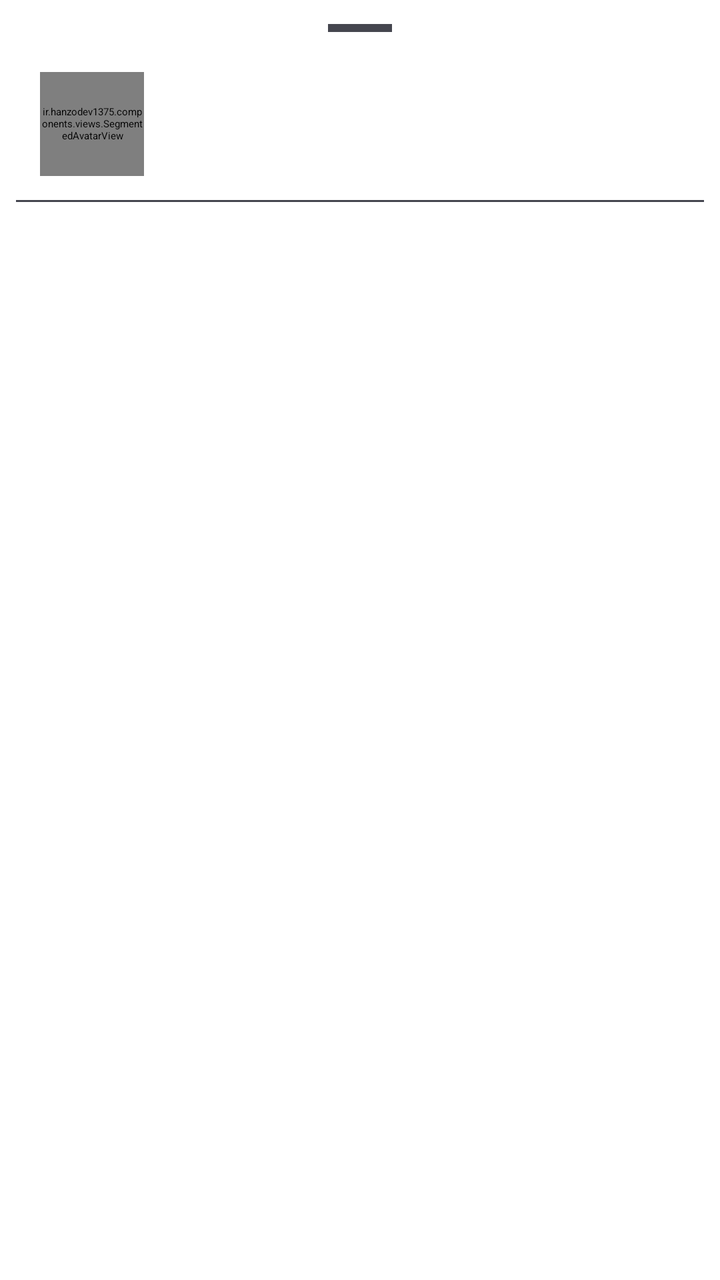
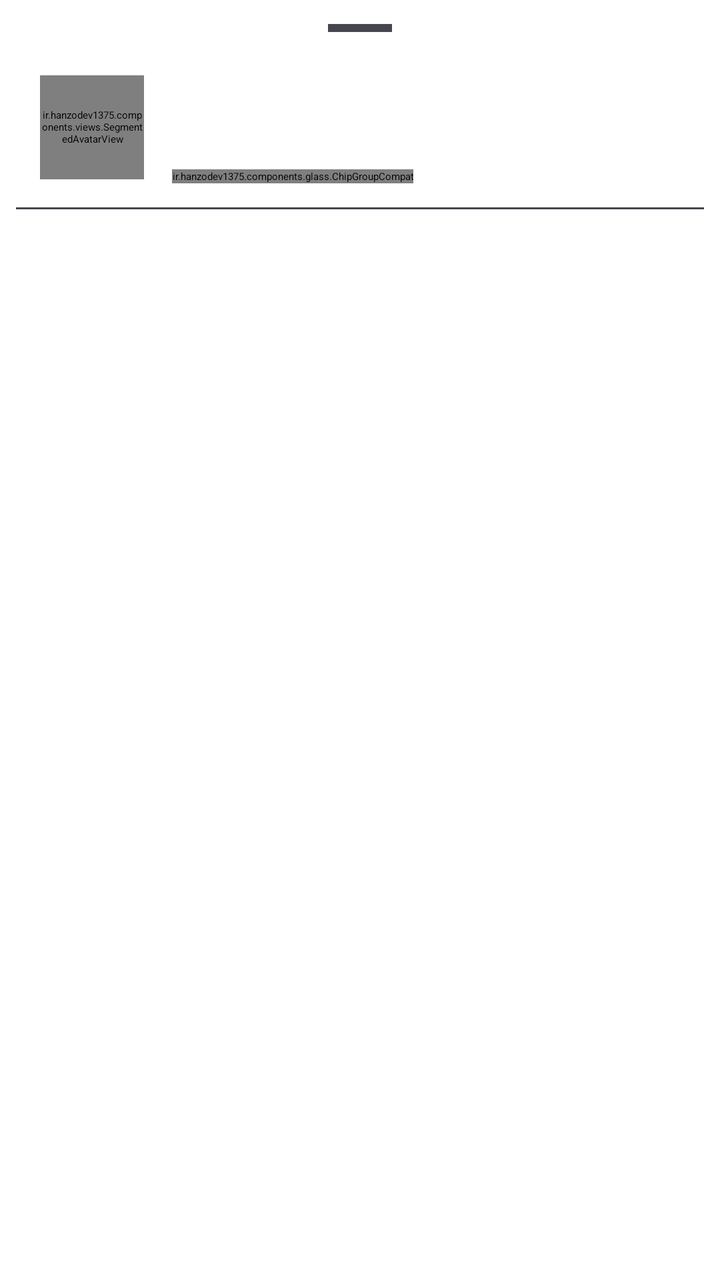

Compare the two renders of this Android layout. The source of the first and the diff that turns it into the second are given below.
<!-- AndroidManifest.xml: another module's application theme AppTheme -->
<!-- res/layout/fragment_github_profile_sheet.xml -->
<?xml version="1.0" encoding="utf-8"?>
<LinearLayout
    xmlns:android="http://schemas.android.com/apk/res/android"
    xmlns:app="http://schemas.android.com/apk/res-auto"
    android:layout_height="wrap_content"
    android:layout_width="match_parent"
    android:orientation="vertical">

    <View
        android:layout_height="4dp"
        android:layout_width="32dp"
        android:layout_marginBottom="8dp"
        android:background="?attr/colorOutlineVariant"
        android:layout_marginTop="12dp"
        android:layout_gravity="center_horizontal" />

    <LinearLayout
        android:layout_height="wrap_content"
        android:layout_width="match_parent"
        android:gravity="center_vertical"
        android:paddingVertical="12dp"
        android:orientation="horizontal"
        android:paddingHorizontal="20dp">

        <ir.hanzodev1375.components.views.SegmentedAvatarView
            android:layout_height="52dp"
            android:layout_width="52dp"
            android:src="@drawable/person_24px"
            app:ringWidth="2dp"
            app:ringPadding="3dp"
            app:segmentCount="8"
            app:gapAngle="14"
            android:id="@+id/ivAvatar" />

        <LinearLayout
            android:layout_height="wrap_content"
            android:layout_width="0dp"
            android:orientation="vertical"
            android:layout_marginStart="14dp"
            android:layout_weight="1">

            <TextView
                android:layout_height="wrap_content"
                android:layout_width="wrap_content"
                android:textAppearance="@style/TextAppearance.Material3.TitleMedium"
                android:id="@+id/tvName"
                android:textStyle="bold" />

            <TextView
                android:layout_height="wrap_content"
                android:layout_width="wrap_content"
                android:alpha="0.6"
                android:textAppearance="@style/TextAppearance.Material3.BodyMedium"
                android:id="@+id/tvUsername" />

        </LinearLayout>

    </LinearLayout>

    <View
        android:layout_height="1dp"
        android:layout_width="match_parent"
        android:background="?attr/colorOutlineVariant"
        android:layout_marginHorizontal="8dp" />

    <com.google.android.material.tabs.TabLayout
        android:layout_height="wrap_content"
        android:layout_width="match_parent"
        app:tabMode="fixed"
        app:tabInlineLabel="true"
        app:tabGravity="fill"
        app:tabIndicatorFullWidth="false"
        app:tabIndicatorHeight="3dp"
        android:id="@+id/tabLayout">

    </com.google.android.material.tabs.TabLayout>

    <ProgressBar
        android:layout_height="wrap_content"
        android:layout_width="wrap_content"
        android:visibility="gone"
        android:layout_marginTop="32dp"
        android:id="@+id/progressBar"
        android:layout_gravity="center_horizontal" />

    <LinearLayout
        android:layout_height="wrap_content"
        android:layout_width="match_parent"
        android:visibility="gone"
        android:gravity="center"
        android:padding="32dp"
        android:orientation="vertical"
        android:id="@+id/layoutEmpty">

        <ImageView
            android:layout_height="48dp"
            android:layout_width="48dp"
            android:src="@drawable/inbox_24px"
            android:alpha="0.4" />

        <TextView
            android:layout_height="wrap_content"
            android:layout_width="wrap_content"
            android:alpha="0.5"
            android:textAppearance="@style/TextAppearance.Material3.BodyMedium"
            android:layout_marginTop="8dp"
            android:id="@+id/tvEmpty"
            android:text="Nothing to show" />

    </LinearLayout>

    <androidx.recyclerview.widget.RecyclerView
        android:layout_height="match_parent"
        android:layout_width="match_parent"
        android:layout_marginBottom="4dp"
        android:layout_marginEnd="8dp"
        android:paddingBottom="24dp"
        android:clipToPadding="false"
        android:layout_marginTop="8dp"
        android:layout_marginStart="8dp"
        android:id="@+id/recyclerView" />

</LinearLayout>
<!-- resources referenced by this layout -->
<resources>
  <color name="md_theme_primary">#B8C4FF</color>
  <color name="md_theme_onPrimary">#202C61</color>
  <color name="md_theme_primaryContainer">#374379</color>
  <color name="md_theme_onPrimaryContainer">#DDE1FF</color>
  <color name="md_theme_secondary">#C2C5DD</color>
  <color name="md_theme_onSecondary">#2C2F42</color>
  <color name="md_theme_secondaryContainer">#424659</color>
  <color name="md_theme_onSecondaryContainer">#DFE1F9</color>
  <color name="md_theme_tertiary">#E4BAD9</color>
  <color name="md_theme_onTertiary">#44273F</color>
  <color name="md_theme_tertiaryContainer">#5C3D56</color>
  <color name="md_theme_onTertiaryContainer">#FFD7F3</color>
  <color name="md_theme_error">#FFB4AB</color>
  <color name="md_theme_onError">#690005</color>
  <color name="md_theme_errorContainer">#93000A</color>
  <color name="md_theme_onErrorContainer">#FFDAD6</color>
  <color name="md_theme_background">#121318</color>
  <color name="md_theme_onBackground">#E3E1E9</color>
  <color name="md_theme_surface">#121318</color>
  <color name="md_theme_onSurface">#E3E1E9</color>
  <color name="md_theme_surfaceVariant">#45464F</color>
  <color name="md_theme_onSurfaceVariant">#C6C5D0</color>
  <color name="md_theme_outline">#90909A</color>
  <color name="md_theme_outlineVariant">#45464F</color>
  <color name="md_theme_inverseSurface">#E3E1E9</color>
  <color name="md_theme_inverseOnSurface">#2F3036</color>
  <color name="md_theme_inversePrimary">#4F5B92</color>
  <color name="md_theme_primaryFixed">#DDE1FF</color>
  <color name="md_theme_onPrimaryFixed">#07164B</color>
  <color name="md_theme_primaryFixedDim">#B8C4FF</color>
  <color name="md_theme_onPrimaryFixedVariant">#374379</color>
  <color name="md_theme_secondaryFixed">#DFE1F9</color>
  <color name="md_theme_onSecondaryFixed">#171B2C</color>
  <color name="md_theme_secondaryFixedDim">#C2C5DD</color>
  <color name="md_theme_onSecondaryFixedVariant">#424659</color>
  <color name="md_theme_tertiaryFixed">#FFD7F3</color>
  <color name="md_theme_onTertiaryFixed">#2C1229</color>
  <color name="md_theme_tertiaryFixedDim">#E4BAD9</color>
  <color name="md_theme_onTertiaryFixedVariant">#5C3D56</color>
  <color name="md_theme_surfaceDim">#121318</color>
  <color name="md_theme_surfaceBright">#38393F</color>
  <color name="md_theme_surfaceContainerLowest">#0D0E13</color>
  <color name="md_theme_surfaceContainerLow">#1B1B21</color>
  <color name="md_theme_surfaceContainer">#1F1F25</color>
  <color name="md_theme_surfaceContainerHigh">#292A2F</color>
  <color name="md_theme_surfaceContainerHighest">#34343A</color>
  <!-- drawable menucustom (drawable) -->
  <?xml version="1.0" encoding="UTF-8"?>
  <shape xmlns:android="http://schemas.android.com/apk/res/android">
    <solid android:color="?attr/colorSurface" />
    <corners android:radius="20dp" />
    <padding
      android:bottom="8dp"
      android:left="8dp" />
  </shape>
  <style name="TextAppearance.App.BodyLarge" parent="TextAppearance.Material3.BodyLarge">
          <item name="android:textColor">?attr/colorPrimary</item>
      </style>
  <style name="ThemeOverlay.App.BottomSheetDialog" parent="ThemeOverlay.Material3.BottomSheetDialog">
          <item name="android:navigationBarColor">@android:color/transparent</item>
          <item name="bottomSheetStyle">@style/ModalBottomSheetDialog</item>
      </style>
  <style name="ModalBottomSheetDialog" parent="Widget.Material3.BottomSheet.Modal">
          <item name="backgroundTint">?@attr/colorSurface</item>
          <item name="shapeAppearance">@style/ShapeAppearance.App.LargeComponent</item>
      </style>
  <style name="ShapeAppearance.App.LargeComponent" parent="ShapeAppearance.Material3.LargeComponent">
          <item name="cornerFamily">rounded</item>
          <item name="cornerSize">30dp</item>
      </style>
  <!-- unchanged entries left out for length: 4 -->
</resources>

<!-- the commit's change to res/layout/fragment_github_profile_sheet.xml (unified diff, before → after) -->
@@ -44,6 +44,8 @@
                 android:layout_width="wrap_content"
                 android:textAppearance="@style/TextAppearance.Material3.TitleMedium"
                 android:id="@+id/tvName"
+                android:maxLines="1"
+                android:ellipsize="end"
                 android:textStyle="bold" />
 
             <TextView
@@ -51,7 +53,17 @@
                 android:layout_width="wrap_content"
                 android:alpha="0.6"
                 android:textAppearance="@style/TextAppearance.Material3.BodyMedium"
-                android:id="@+id/tvUsername" />
+                android:id="@+id/tvUsername"
+                android:maxLines="1"
+                android:ellipsize="end" />
+
+            <ir.hanzodev1375.components.glass.ChipGroupCompat
+                android:layout_height="wrap_content"
+                android:layout_width="wrap_content"
+                android:layout_marginTop="8dp"
+                android:id="@+id/chipGroupStats"
+                app:glassSingleLine="true"
+                app:glassChipSpacingHorizontal="6dp" />
 
         </LinearLayout>
 
